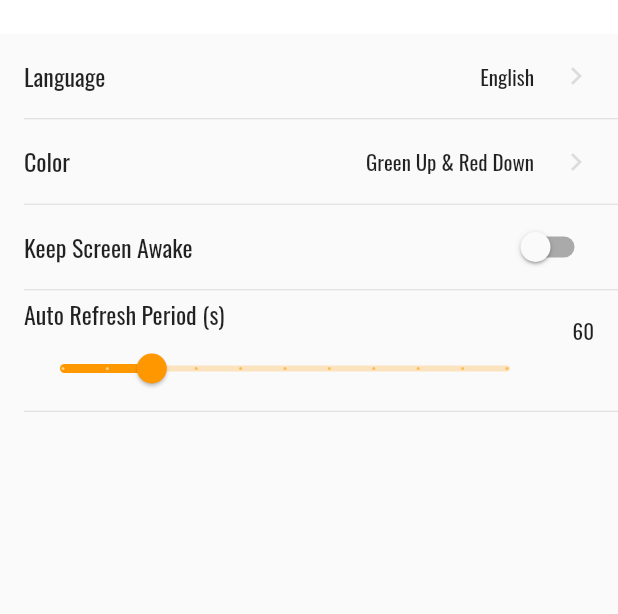
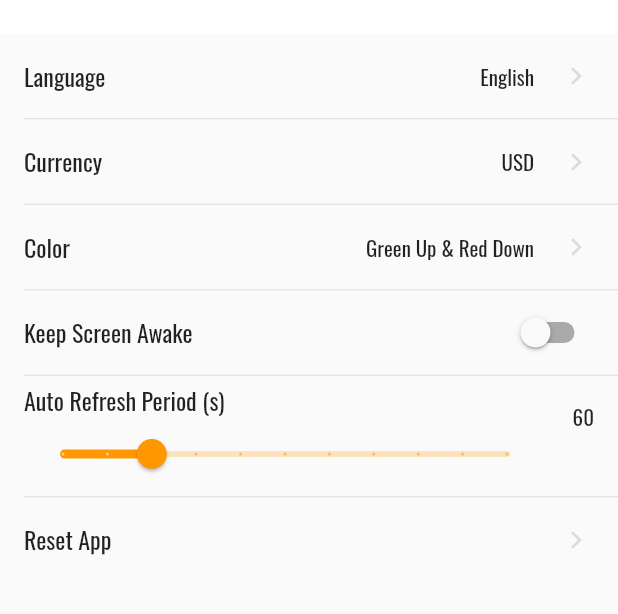
Before and after one commit to BenDaye/flutter-lebei-exchange, a Flutter app: the GeneralView screen opened by its route, on a phone screen of 412 x 824 dp, the part 152-766 px from its top. Run offline on Flutter 3.47's test engine with Material 2 defaults, Android fonts, the phone set to English and light mode, and no system bars; our stand-ins replace bottom_navy_bar, carousel_slider, connectivity, dio, extended_nested_scroll_view, get and 10 more; missing offline and left inert: flustars, k_chart, pull_to_refresh_notification, redux_epics; network calls fail.

Commit message:
feat: exchange rate

```diff
--- a/lib/app.dart
+++ b/lib/app.dart
@@ -15,9 +15,9 @@ class App extends StatelessWidget {
       theme: CustomTheme.themeData(false, context),
       darkTheme: CustomTheme.themeData(true, context),
       debugShowCheckedModeBanner: false,
-      translations: CustomTranslations(),
-      locale: Locale('zh', 'CN'),
-      fallbackLocale: Locale('en', 'US'),
+      translations: TranslationService(),
+      locale: TranslationService.locale,
+      fallbackLocale: TranslationService.fallbackLocale,
     );
   }
 }
--- a/lib/assets/translations/en_US.dart
+++ b/lib/assets/translations/en_US.dart
@@ -47,9 +47,11 @@ const Map<String, String> en_US = {
   'SettingsPage.About': 'About',
   'SettingsPage.Share': 'Share',
   'GeneralPage.Language': 'Language',
+  'GeneralPage.Currency': 'Currency',
   'GeneralPage.Color': 'Color',
   'GeneralPage.Wakelock': 'Keep Screen Awake',
   'GeneralPage.AutoRefresh': 'Auto Refresh Period (s)',
+  'GeneralPage.Reset': 'Reset App',
   'AdvanceDeclineColorMode.AdvanceGreen': 'Green Up & Red Down',
   'AdvanceDeclineColorMode.AdvanceRed': 'Red Up & Green Down',
   'Language.en-US': 'English',
--- a/lib/assets/translations/main.dart
+++ b/lib/assets/translations/main.dart
@@ -3,7 +3,11 @@ import 'package:flutter_lebei_exchange/assets/translations/en_US.dart';
 import 'package:flutter_lebei_exchange/assets/translations/zh_CN.dart';
 import 'package:get/get.dart';
 
-class CustomTranslations extends Translations {
+class TranslationService extends Translations {
+  static Locale? get locale => Get.deviceLocale;
+
+  static final fallbackLocale = Locale('en', 'US');
+
   static const List<Locale> supportLanguages = [
     Locale('zh', 'CN'),
     Locale('en', 'US'),
--- a/lib/assets/translations/zh_CN.dart
+++ b/lib/assets/translations/zh_CN.dart
@@ -47,9 +47,11 @@ const Map<String, String> zh_CN = {
   'SettingsPage.About': '关于我们',
   'SettingsPage.Share': '分享应用',
   'GeneralPage.Language': '语言设置',
+  'GeneralPage.Currency': '计价方式',
   'GeneralPage.Color': '颜色设置',
   'GeneralPage.Wakelock': '保持屏幕常亮',
   'GeneralPage.AutoRefresh': '自动刷新间隔(秒)',
+  'GeneralPage.Reset': '重置应用',
   'AdvanceDeclineColorMode.AdvanceGreen': '绿涨红跌',
   'AdvanceDeclineColorMode.AdvanceRed': '红涨绿跌',
   'Language.en-US': 'English',
--- a/lib/pages/home/views/symbol_popular_grid_view.dart
+++ b/lib/pages/home/views/symbol_popular_grid_view.dart
@@ -78,7 +78,7 @@ class SymbolPopularGridView extends StatelessWidget {
                                               maxLines: 1,
                                             ),
                                             Text(
-                                              '${MoneyUtil.YUAN} ${NumUtil.multiply((ticker.bid ?? 0), 7).toStringAsFixed(2)}',
+                                              '${MoneyUtil.YUAN} ${NumUtil.multiply((ticker.bid ?? 0), settingsController.currencyRate.value).toStringAsFixed(2)}',
                                               style: Theme.of(context).textTheme.caption,
                                               maxLines: 1,
                                             ),
--- a/lib/pages/home/views/symbol_top_quote_volume_list_view.dart
+++ b/lib/pages/home/views/symbol_top_quote_volume_list_view.dart
@@ -35,7 +35,7 @@ class SymbolTopQuoteVolumeListView extends GetView<SymbolTopQuoteVolumeListViewC
             child: ElevatedButton(
               onPressed: () => null,
               child: Text(
-                '${MoneyUtil.YUAN}${NumUtil.multiply(NumUtil.divide(controller.tickers[index].quoteVolume ?? 0, 100 * 1000 * 1000), 7).toStringAsFixed(2)}亿',
+                '${MoneyUtil.YUAN}${NumUtil.multiply(NumUtil.divide(controller.tickers[index].quoteVolume ?? 0, 100 * 1000 * 1000), settingsController.currencyRate.value).toStringAsFixed(2)}亿',
                 maxLines: 1,
                 overflow: TextOverflow.ellipsis,
               ),
--- a/lib/pages/setting/controllers/settings_controller.dart
+++ b/lib/pages/setting/controllers/settings_controller.dart
@@ -1,5 +1,7 @@
 import 'package:flustars/flustars.dart';
 import 'package:flutter/material.dart';
+import 'package:flutter_lebei_exchange/api/juhe.dart';
+import 'package:flutter_lebei_exchange/utils/http/models/juhe/exchange.dart';
 import 'package:get/get.dart';
 import 'package:wakelock/wakelock.dart';
 
@@ -10,7 +12,9 @@ enum AdvanceDeclineColorMode {
 
 class SettingsController extends GetxController {
   final themeMode = ThemeMode.dark.obs;
-  final locale = Locale('zh', 'CN').obs;
+  final locale = Locale('en', 'US').obs;
+  final currency = 'USD'.obs;
+  final currencyRate = 1.0.obs;
   final advanceDeclineColorMode = AdvanceDeclineColorMode.AdvanceGreen.obs;
   final advanceDeclineColors = <Color>[Colors.green, Colors.grey, Colors.red].obs;
 
@@ -28,6 +32,8 @@ class SettingsController extends GetxController {
       Get.updateLocale(_locale);
       SpUtil.putString('locale', _locale.toLanguageTag());
     });
+
+    ever(currency, watchCurrency);
   }
 
   @override
@@ -43,6 +49,14 @@ class SettingsController extends GetxController {
 
     wakelock.value = await Wakelock.enabled;
     autoRefresh.value = SpUtil.getDouble('autoRefresh') ?? 60.0;
+  }
+
+  void watchCurrency(String _code) {
+    if (_code == 'USD') {
+      currencyRate.value = 1.0;
+    } else {
+      _getCurrency();
+    }
   }
 
   void onSwitchThemeMode(ThemeMode _themeMode) {
@@ -69,4 +83,21 @@ class SettingsController extends GetxController {
     autoRefresh.value = second;
     SpUtil.putDouble('autoRefresh', second);
   }
+
+  void onChangeCurrency(String _code) {
+    currency.value = _code;
+    Get.back();
+  }
+
+  Future _getCurrency() async {
+    currencyRate.value = await getCurrency();
+  }
+
+  Future<double> getCurrency() async {
+    if (currency.value == 'USD') return 1.0;
+    final result = await ApiJuhe.exchangeCurrency('USD', currency.value);
+    if (!result.success) return 1.0;
+    List<Rate> _rates = List<Rate>.from(result.data!.map((e) => Rate.fromJson(e)));
+    return NumUtil.getDoubleByValueStr(_rates.first.exchange, defValue: 1.0) ?? 1.0;
+  }
 }
--- a/lib/pages/setting/views/general_view.dart
+++ b/lib/pages/setting/views/general_view.dart
@@ -40,6 +40,29 @@ class GeneralView extends GetView<SettingsController> {
                     color: Theme.of(context).dividerColor,
                   ),
                   onTap: () => Get.toNamed('/settings/general/language'),
+                ),
+                Divider(
+                  height: 1.0,
+                  indent: 16.0,
+                ),
+                ListTile(
+                  title: Row(
+                    mainAxisAlignment: MainAxisAlignment.spaceBetween,
+                    children: [
+                      Text('GeneralPage.Currency'.tr),
+                      Obx(
+                        () => Text(
+                          '${controller.currency.value}',
+                          style: Theme.of(context).textTheme.bodyText2,
+                        ),
+                      ),
+                    ],
+                  ),
+                  trailing: Icon(
+                    Icons.chevron_right,
+                    color: Theme.of(context).dividerColor,
+                  ),
+                  onTap: () => Get.toNamed('/settings/general/currency'),
                 ),
                 Divider(
                   height: 1.0,
@@ -119,6 +142,14 @@ class GeneralView extends GetView<SettingsController> {
                   height: 1.0,
                   indent: 16.0,
                 ),
+                ListTile(
+                  title: Text('GeneralPage.Reset'.tr),
+                  trailing: Icon(
+                    Icons.chevron_right,
+                    color: Theme.of(context).dividerColor,
+                  ),
+                  onTap: () => null,
+                ),
               ],
             ),
           ),
--- a/lib/routes/pages.dart
+++ b/lib/routes/pages.dart
@@ -5,9 +5,12 @@ import 'package:flutter_lebei_exchange/pages/main/views/main_view.dart';
 import 'package:flutter_lebei_exchange/pages/market/bindings/market_binding.dart';
 import 'package:flutter_lebei_exchange/pages/market/views/market_view.dart';
 import 'package:flutter_lebei_exchange/pages/setting/bindings/settings_binding.dart';
+import 'package:flutter_lebei_exchange/pages/setting/controllers/currency_view_controller.dart';
+import 'package:flutter_lebei_exchange/pages/setting/views/currency_view.dart';
 import 'package:flutter_lebei_exchange/pages/setting/views/general_view.dart';
 import 'package:flutter_lebei_exchange/pages/setting/views/language_view.dart';
 import 'package:flutter_lebei_exchange/pages/setting/views/settings_view.dart';
+import 'package:get/get.dart';
 import 'package:get/route_manager.dart';
 
 part 'routes.dart';
@@ -43,16 +46,26 @@ class Pages {
       name: Routes.SETTINGS,
       page: () => SettingsView(),
       binding: SettingsBinding(),
-    ),
+      children: [
         GetPage(
           name: Routes.SETTINGS_GENERAL,
           page: () => GeneralView(),
-      // binding: MarketBinding(),
-    ),
+          children: [
             GetPage(
               name: Routes.SETTINGS_GENERAL_LANGUAGE,
               page: () => LanguageView(),
-      // binding: MarketBinding(),
+            ),
+            GetPage(
+              name: Routes.SETTINGS_GENERAL_CURRENCY,
+              page: () => CurrencyView(),
+              // ignore: top_level_function_literal_block
+              binding: BindingsBuilder(() {
+                Get.lazyPut<CurrencyViewController>(() => CurrencyViewController());
+              }),
+            ),
+          ],
+        ),
+      ],
     ),
   ];
 }
--- a/lib/routes/routes.dart
+++ b/lib/routes/routes.dart
@@ -4,7 +4,8 @@ abstract class Routes {
   static const INITIAL = '/';
   static const EXCHANGES = '/exchanges';
   static const SETTINGS = '/settings';
-  static const SETTINGS_GENERAL = '/settings/general';
-  static const SETTINGS_GENERAL_LANGUAGE = '/settings/general/language';
+  static const SETTINGS_GENERAL = '/general';
+  static const SETTINGS_GENERAL_LANGUAGE = '/language';
+  static const SETTINGS_GENERAL_CURRENCY = '/currency';
   static const MARKET = '/market/:symbol';
 }
--- /dev/null
+++ b/lib/utils/http/models/juhe/exchange.dart
@@ -0,0 +1,48 @@
+import 'package:json_annotation/json_annotation.dart';
+
+part 'exchange.g.dart';
+
+@JsonSerializable(explicitToJson: true)
+class Code {
+  String code;
+  String name;
+
+  Code(
+    this.code,
+    this.name,
+  );
+
+  factory Code.fromJson(Map<String, dynamic> json) => _$CodeFromJson(json);
+  Map<String, dynamic> toJson() => _$CodeToJson(this);
+}
+
+@JsonSerializable()
+class Rate {
+  @JsonKey(name: 'currencyF')
+  String from; // "CNY",
+  @JsonKey(name: 'currencyF_Name')
+  String fromName; // "人民币",
+  @JsonKey(name: 'currencyT')
+  String to; // "USD",
+  @JsonKey(name: 'currencyT_Name')
+  String toName; // "美元",
+  @JsonKey(name: 'currencyFD')
+  String unit; // "1",
+  String exchange; // "0.1570",
+  String result; // "0.1570",
+  String updateTime; // "2021-05-31 00:17:37"
+
+  Rate(
+    this.from,
+    this.fromName,
+    this.to,
+    this.toName,
+    this.unit,
+    this.exchange,
+    this.result,
+    this.updateTime,
+  );
+
+  factory Rate.fromJson(Map<String, dynamic> json) => _$RateFromJson(json);
+  Map<String, dynamic> toJson() => _$RateToJson(this);
+}
--- a/pubspec.yaml
+++ b/pubspec.yaml
@@ -34,6 +34,7 @@ dependencies:
   extended_nested_scroll_view: ^3.0.0
   flustars: ^2.0.1
   flutter_form_builder: ^6.0.0
+  flutter_phoenix: ^1.0.0
   flutter_redux: ^0.8.2
   get: ^4.1.4
   google_fonts: ^2.0.0
```
Also changed, not shown: lib/api/juhe.dart (added, +17 -0 lines), lib/api/url/juhe.dart (added, +11 -0 lines), lib/pages/home/controllers/symbol_popular_controller.dart (+13 -1 lines), lib/pages/setting/controllers/currency_view_controller.dart (added, +27 -0 lines), lib/pages/setting/views/currency_view.dart (added, +43 -0 lines), lib/pages/setting/views/language_view.dart (+4 -4 lines), lib/utils/http/models/juhe/exchange.g.dart (added), pubspec.lock. Lines whose indentation alone changed are shown as unchanged.
